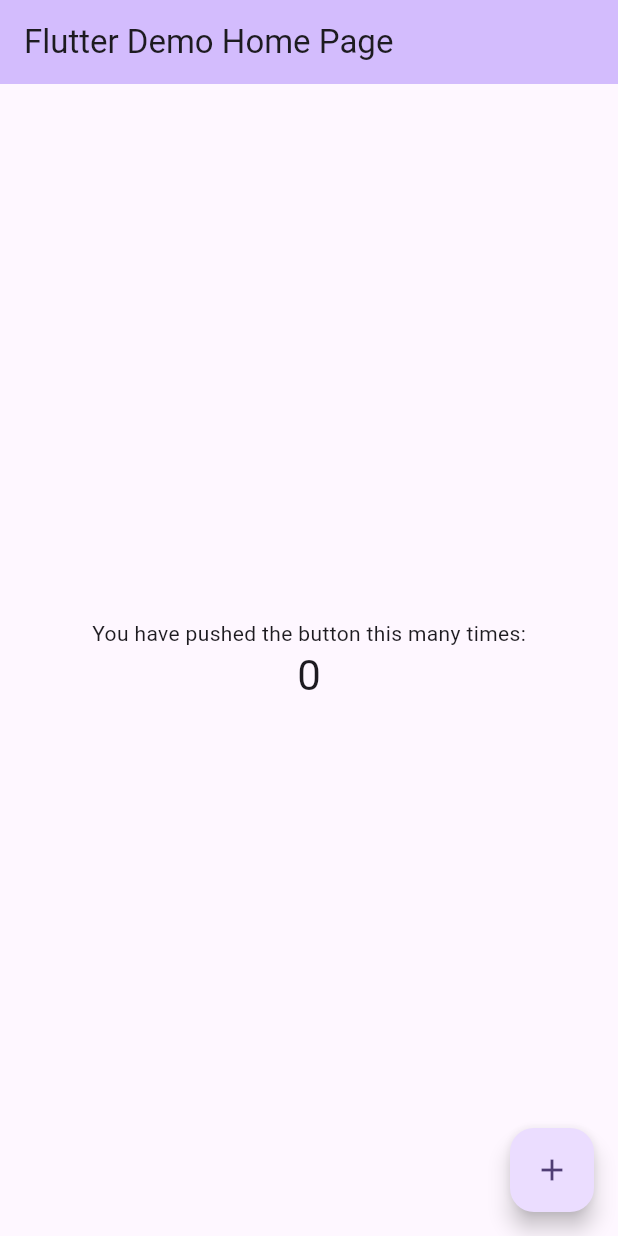
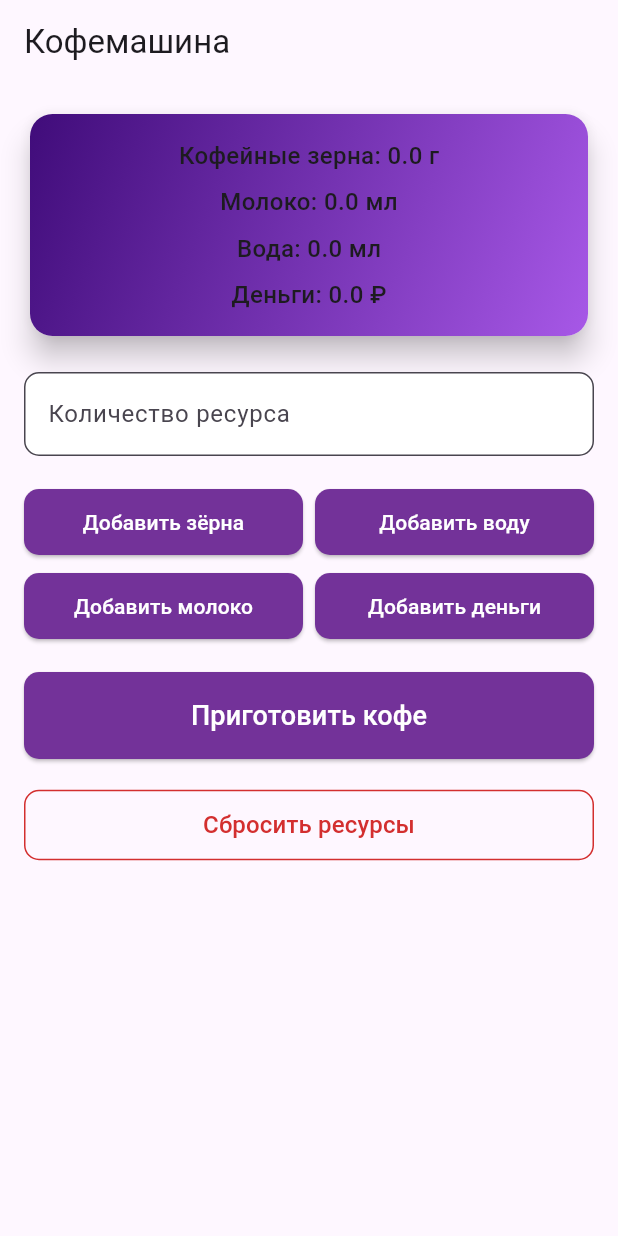
Before and after one commit to Pre-Mystdwyse/Miroshnichenko_IT2202, a Flutter app: the screen it shows after launch, on a phone screen of 412 x 824 dp. Run offline on Flutter 3.47's test engine with Material 3 defaults, Android fonts, the light colour scheme and no system bars.

Commit message:
типа машина для типа кофе

```diff
--- /dev/null
+++ b/laba9/lib/classes/Machine.dart
@@ -0,0 +1,44 @@
+class Machine {
+  double _coffeeBeans = 0;
+  double _milk = 0;
+  double _water = 0;
+  double _cash = 0;
+
+  double get coffeeBeans => _coffeeBeans;
+  double get milk => _milk;
+  double get water => _water;
+  double get cash => _cash;
+
+  set coffeeBeans(double value) => _coffeeBeans = value;
+  set milk(double value) => _milk = value;
+  set water(double value) => _water = value;
+  set cash(double value) => _cash = value;
+
+  bool isAvailable() {
+    return _coffeeBeans >= 50 && _water >= 100 && _cash >= 100 && _milk >= 20;
+  }
+
+  void _subtractResources() {
+    if (isAvailable()) {
+      _coffeeBeans -= 50;
+      _water -= 100;
+      _cash -= 100;
+      _milk -= 20;
+    }
+  }
+
+  bool makingCoffee() {
+    if (isAvailable()) {
+      _subtractResources();
+      return true;
+    }
+    return false;
+  }
+
+  void resetResources() {
+    _coffeeBeans = 0;
+    _milk = 0;
+    _water = 0;
+    _cash = 0;
+  }
+}
--- a/laba9/lib/main.dart
+++ b/laba9/lib/main.dart
@@ -1,122 +1,260 @@
 import 'package:flutter/material.dart';
+import 'classes/Machine.dart';
 
 void main() {
-  runApp(const MyApp());
+  runApp(const CoffeeMachineApp());
 }
 
-class MyApp extends StatelessWidget {
-  const MyApp({super.key});
+class CoffeeMachineApp extends StatelessWidget {
+  const CoffeeMachineApp({super.key});
 
-  // This widget is the root of your application.
   @override
   Widget build(BuildContext context) {
     return MaterialApp(
-      title: 'Flutter Demo',
+      title: 'Кофемашина',
       theme: ThemeData(
-        // This is the theme of your application.
-        //
-        // TRY THIS: Try running your application with "flutter run". You'll see
-        // the application has a purple toolbar. Then, without quitting the app,
-        // try changing the seedColor in the colorScheme below to Colors.green
-        // and then invoke "hot reload" (save your changes or press the "hot
-        // reload" button in a Flutter-supported IDE, or press "r" if you used
-        // the command line to start the app).
-        //
-        // Notice that the counter didn't reset back to zero; the application
-        // state is not lost during the reload. To reset the state, use hot
-        // restart instead.
-        //
-        // This works for code too, not just values: Most code changes can be
-        // tested with just a hot reload.
-        colorScheme: ColorScheme.fromSeed(seedColor: Colors.deepPurple),
+        primarySwatch: Colors.brown,
+        useMaterial3: true,
       ),
-      home: const MyHomePage(title: 'Flutter Demo Home Page'),
+      home: const CoffeeMachineScreen(),
     );
   }
 }
 
-class MyHomePage extends StatefulWidget {
-  const MyHomePage({super.key, required this.title});
-
-  // This widget is the home page of your application. It is stateful, meaning
-  // that it has a State object (defined below) that contains fields that affect
-  // how it looks.
-
-  // This class is the configuration for the state. It holds the values (in this
-  // case the title) provided by the parent (in this case the App widget) and
-  // used by the build method of the State. Fields in a Widget subclass are
-  // always marked "final".
-
-  final String title;
+class CoffeeMachineScreen extends StatefulWidget {
+  const CoffeeMachineScreen({super.key});
 
   @override
-  State<MyHomePage> createState() => _MyHomePageState();
+  State<CoffeeMachineScreen> createState() => _CoffeeMachineScreenState();
 }
 
-class _MyHomePageState extends State<MyHomePage> {
-  int _counter = 0;
+class _CoffeeMachineScreenState extends State<CoffeeMachineScreen> {
+  final Machine _machine = Machine();
+  final TextEditingController _resourceController = TextEditingController();
 
-  void _incrementCounter() {
+  void _addResource(String type) {
+    double value = double.tryParse(_resourceController.text) ?? 0;
     setState(() {
-      // This call to setState tells the Flutter framework that something has
-      // changed in this State, which causes it to rerun the build method below
-      // so that the display can reflect the updated values. If we changed
-      // _counter without calling setState(), then the build method would not be
-      // called again, and so nothing would appear to happen.
-      _counter++;
+      switch (type) {
+        case 'coffee':
+          _machine.coffeeBeans += value;
+          break;
+        case 'milk':
+          _machine.milk += value;
+          break;
+        case 'water':
+          _machine.water += value;
+          break;
+        case 'cash':
+          _machine.cash += value;
+          break;
+      }
     });
+    _resourceController.clear();
+  }
+
+  void _makeCoffee() {
+    bool success = false;
+    setState(() {
+      success = _machine.makingCoffee();
+    });
+
+    if (success) {
+      ScaffoldMessenger.of(context).showSnackBar(
+        const SnackBar(content: Text('Ваш кофе готов!')),
+      );
+    } else {
+      ScaffoldMessenger.of(context).showSnackBar(
+        const SnackBar(content: Text('Недостаточно ресурсов (кофе: 50г, вода: 100мл, молоко: 20мл) или денег (минимум 100₽) для приготовления кофе')),
+      );
+    }
   }
 
   @override
   Widget build(BuildContext context) {
-    // This method is rerun every time setState is called, for instance as done
-    // by the _incrementCounter method above.
-    //
-    // The Flutter framework has been optimized to make rerunning build methods
-    // fast, so that you can just rebuild anything that needs updating rather
-    // than having to individually change instances of widgets.
     return Scaffold(
       appBar: AppBar(
-        // TRY THIS: Try changing the color here to a specific color (to
-        // Colors.amber, perhaps?) and trigger a hot reload to see the AppBar
-        // change color while the other colors stay the same.
-        backgroundColor: Theme.of(context).colorScheme.inversePrimary,
-        // Here we take the value from the MyHomePage object that was created by
-        // the App.build method, and use it to set our appbar title.
-        title: Text(widget.title),
+        title: const Text('Кофемашина'),
       ),
-      body: Center(
-        // Center is a layout widget. It takes a single child and positions it
-        // in the middle of the parent.
+      body: Padding(
+        padding: const EdgeInsets.all(16.0),
         child: Column(
-          // Column is also a layout widget. It takes a list of children and
-          // arranges them vertically. By default, it sizes itself to fit its
-          // children horizontally, and tries to be as tall as its parent.
-          //
-          // Column has various properties to control how it sizes itself and
-          // how it positions its children. Here we use mainAxisAlignment to
-          // center the children vertically; the main axis here is the vertical
-          // axis because Columns are vertical (the cross axis would be
-          // horizontal).
-          //
-          // TRY THIS: Invoke "debug painting" (choose the "Toggle Debug Paint"
-          // action in the IDE, or press "p" in the console), to see the
-          // wireframe for each widget.
-          mainAxisAlignment: MainAxisAlignment.center,
-          children: <Widget>[
-            const Text('You have pushed the button this many times:'),
-            Text(
-              '$_counter',
-              style: Theme.of(context).textTheme.headlineMedium,
+          crossAxisAlignment: CrossAxisAlignment.stretch,
+          children: [
+            Card(
+              elevation: 8.0,
+              shape: RoundedRectangleBorder(
+                borderRadius: BorderRadius.circular(15.0),
+              ),
+              child: Container(
+                decoration: BoxDecoration(
+                  gradient: LinearGradient(
+                    colors: [const Color.fromARGB(255, 64, 12, 122), const Color.fromARGB(255, 167, 88, 231)],
+                    begin: Alignment.topLeft,
+                    end: Alignment.bottomRight,
+                  ),
+                  borderRadius: BorderRadius.circular(15.0),
+                ),
+                child: Padding(
+                  padding: const EdgeInsets.all(16.0),
+                  child: Column(
+                    children: [
+                      Text(
+                        'Кофейные зерна: ${_machine.coffeeBeans} г',
+                        style: const TextStyle(fontSize: 16, fontWeight: FontWeight.w500),
+                      ),
+                      const SizedBox(height: 8),
+                      Text(
+                        'Молоко: ${_machine.milk} мл',
+                        style: const TextStyle(fontSize: 16, fontWeight: FontWeight.w500),
+                      ),
+                      const SizedBox(height: 8),
+                      Text(
+                        'Вода: ${_machine.water} мл',
+                        style: const TextStyle(fontSize: 16, fontWeight: FontWeight.w500),
+                      ),
+                      const SizedBox(height: 8),
+                      Text(
+                        'Деньги: ${_machine.cash} ₽',
+                        style: const TextStyle(fontSize: 16, fontWeight: FontWeight.w500),
+                      ),
+                    ],
+                  ),
+                ),
+              ),
+            ),
+            const SizedBox(height: 20),
+            TextField(
+              controller: _resourceController,
+              keyboardType: TextInputType.number,
+              decoration: InputDecoration(
+                labelText: 'Количество ресурса',
+                border: OutlineInputBorder(
+                  borderRadius: BorderRadius.circular(10.0),
+                ),
+                filled: true,
+                fillColor: const Color.fromARGB(255, 255, 255, 255),
+              ),
+            ),
+            const SizedBox(height: 20),
+            Row(
+              children: [
+                Expanded(
+                  child: Column(
+                    children: [
+                      SizedBox(
+                        width: double.infinity,
+                        child: ElevatedButton(
+                          onPressed: () => _addResource('coffee'),
+                          style: ElevatedButton.styleFrom(
+                            backgroundColor: const Color.fromARGB(255, 115, 50, 153),
+                            foregroundColor: const Color.fromARGB(255, 255, 255, 255),
+                            padding: const EdgeInsets.symmetric(horizontal: 16, vertical: 12),
+                            shape: RoundedRectangleBorder(
+                              borderRadius: BorderRadius.circular(10),
+                            ),
+                          ),
+                          child: const Text('Добавить зёрна'),
+                        ),
+                      ),
+                      const SizedBox(height: 8),
+                      SizedBox(
+                        width: double.infinity,
+                        child: ElevatedButton(
+                          onPressed: () => _addResource('milk'),
+                          style: ElevatedButton.styleFrom(
+                            backgroundColor: const Color.fromARGB(255, 115, 50, 153),
+                            foregroundColor: const Color.fromARGB(255, 255, 255, 255),
+                            padding: const EdgeInsets.symmetric(horizontal: 16, vertical: 12),
+                            shape: RoundedRectangleBorder(
+                              borderRadius: BorderRadius.circular(10),
+                            ),
+                          ),
+                          child: const Text('Добавить молоко'),
+                        ),
+                      ),
+                    ],
+                  ),
+                ),
+                const SizedBox(width: 8),
+                Expanded(
+                  child: Column(
+                    children: [
+                      SizedBox(
+                        width: double.infinity,
+                        child: ElevatedButton(
+                          onPressed: () => _addResource('water'),
+                          style: ElevatedButton.styleFrom(
+                            backgroundColor: const Color.fromARGB(255, 115, 50, 153),
+                            foregroundColor: const Color.fromARGB(255, 255, 255, 255),
+                            padding: const EdgeInsets.symmetric(horizontal: 16, vertical: 12),
+                            shape: RoundedRectangleBorder(
+                              borderRadius: BorderRadius.circular(10),
+                            ),
+                          ),
+                          child: const Text('Добавить воду'),
+                        ),
+                      ),
+                      const SizedBox(height: 8),
+                      SizedBox(
+                        width: double.infinity,
+                        child: ElevatedButton(
+                          onPressed: () => _addResource('cash'),
+                          style: ElevatedButton.styleFrom(
+                            backgroundColor: const Color.fromARGB(255, 115, 50, 153),
+                            foregroundColor: const Color.fromARGB(255, 255, 255, 255),
+                            padding: const EdgeInsets.symmetric(horizontal: 16, vertical: 12),
+                            shape: RoundedRectangleBorder(
+                              borderRadius: BorderRadius.circular(10),
+                            ),
+                          ),
+                          child: const Text('Добавить деньги'),
+                        ),
+                      ),
+                    ],
+                  ),
+                ),
+              ],
+            ),
+            const SizedBox(height: 20),
+            ElevatedButton(
+              onPressed: _makeCoffee,
+              style: ElevatedButton.styleFrom(
+                backgroundColor: const Color.fromARGB(255, 115, 50, 153),
+                foregroundColor: const Color.fromARGB(255, 255, 255, 255),
+                padding: const EdgeInsets.symmetric(vertical: 16),
+                shape: RoundedRectangleBorder(
+                  borderRadius: BorderRadius.circular(10),
+                ),
+              ),
+              child: const Text(
+                'Приготовить кофе',
+                style: TextStyle(fontSize: 18),
+              ),
+            ),
+            const SizedBox(height: 20),
+            TextButton(
+              onPressed: () {
+                setState(() {
+                  _machine.resetResources();
+                });
+              },
+              style: TextButton.styleFrom(
+                foregroundColor: Colors.red.shade700,
+                padding: const EdgeInsets.symmetric(vertical: 12),
+                shape: RoundedRectangleBorder(
+                  borderRadius: BorderRadius.circular(10),
+                  side: BorderSide(color: Colors.red.shade700),
+                ),
+              ),
+              child: const Text(
+                'Сбросить ресурсы',
+                style: TextStyle(fontSize: 16),
+              ),
             ),
           ],
         ),
       ),
-      floatingActionButton: FloatingActionButton(
-        onPressed: _incrementCounter,
-        tooltip: 'Increment',
-        child: const Icon(Icons.add),
-      ), // This trailing comma makes auto-formatting nicer for build methods.
     );
   }
 }
```
